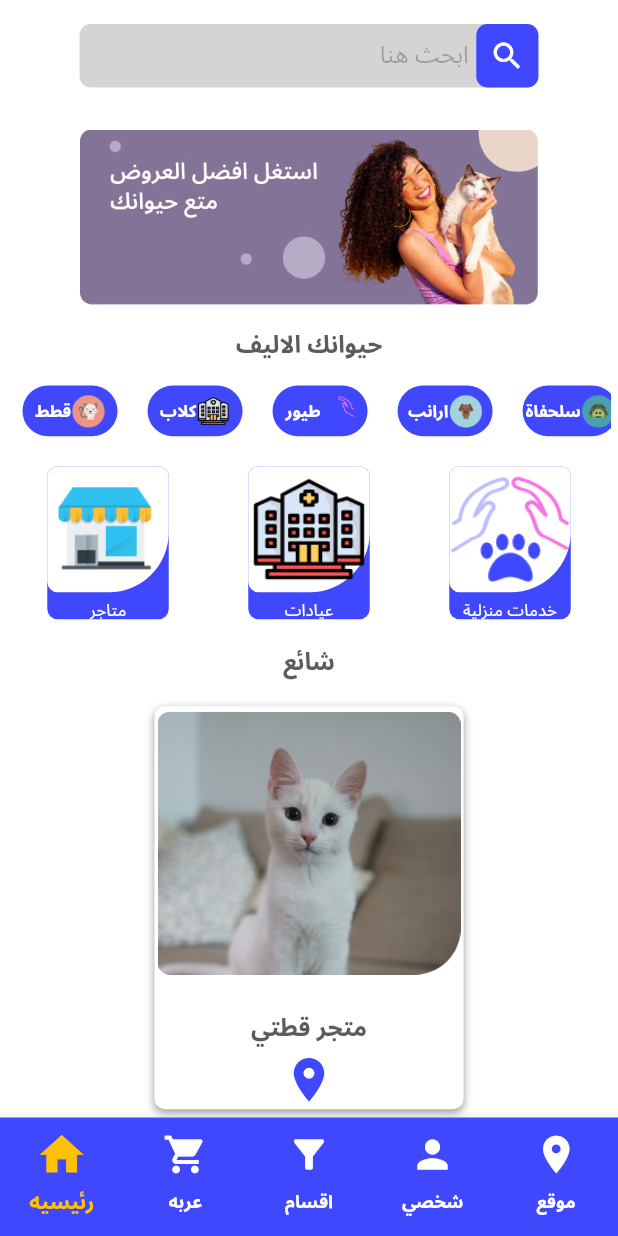
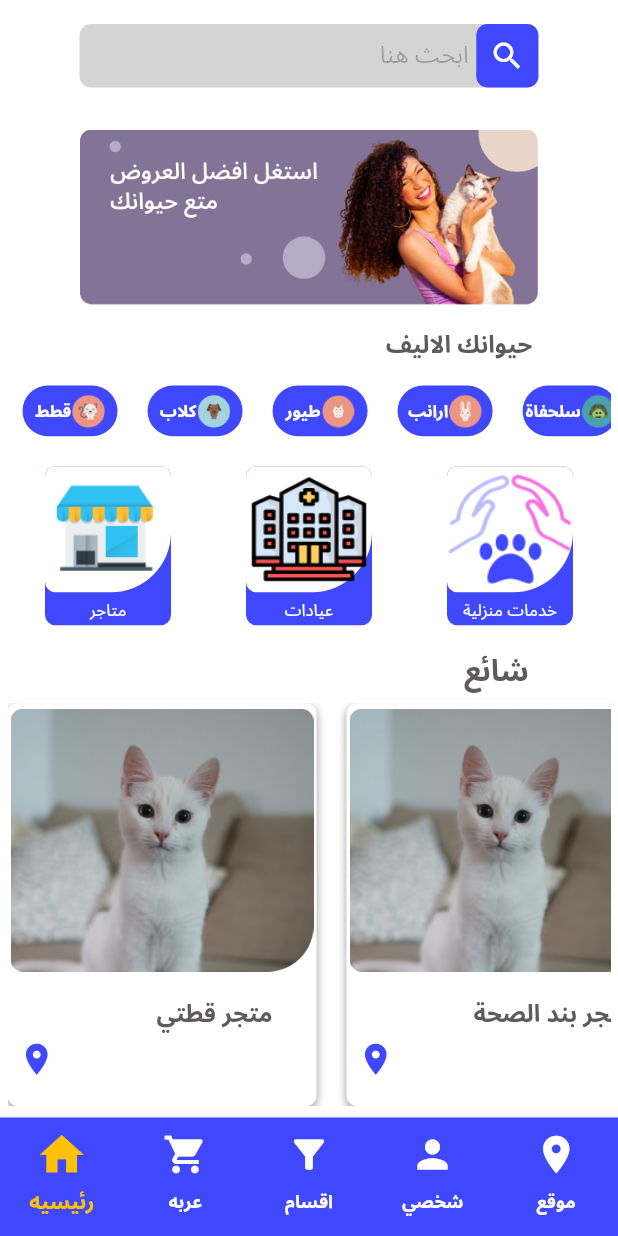
Before and after one commit to Ali-932/a_e, a Flutter app: the screen it shows after launch, on a phone screen of 412 x 824 dp. Run offline on Flutter 3.47's test engine with Material 2 defaults, Android fonts, the light colour scheme and no system bars; our stand-ins replace get, google_fonts.

Commit message:
home page update esraaa

```diff
--- a/lib/main.dart
+++ b/lib/main.dart
@@ -1,4 +1,6 @@
 import 'package:a_e/utils/navigation_bar.dart';
+import 'package:a_e/views/auth/login_view.dart';
+import 'package:a_e/views/home/home_view.dart';
 import 'package:flutter/material.dart';
 import 'package:get/get.dart';
 import 'package:google_fonts/google_fonts.dart';
--- a/lib/utils/home/home_view_utils.dart
+++ b/lib/utils/home/home_view_utils.dart
@@ -23,7 +23,6 @@ class CommonItem extends StatelessWidget {
     return Container(
       width: width,
       height: containerHeight,
-      margin: const EdgeInsets.only(bottom: 16),
       decoration: BoxDecoration(
         color: Colors.white,
         borderRadius: BorderRadius.circular(7),
@@ -47,10 +46,10 @@ class CommonItem extends StatelessWidget {
             decoration: const BoxDecoration(
               color: Colors.white,
               borderRadius: BorderRadius.only(
-                topLeft: Radius.circular(7),
-                topRight: Radius.circular(7),
-                bottomLeft: Radius.circular(7),
-                bottomRight: Radius.circular(40),
+                topLeft: Radius.circular(10),
+                topRight: Radius.circular(10),
+                bottomLeft: Radius.circular(10),
+                bottomRight: Radius.circular(60),
               ),
             ),
             child: Image.asset(
@@ -61,24 +60,26 @@ class CommonItem extends StatelessWidget {
           ),
           Expanded(
             child: Column(
-              mainAxisAlignment: MainAxisAlignment.end,
+              mainAxisAlignment: MainAxisAlignment.start,
               children: [
-                Text(
+                Padding(padding:  EdgeInsets.only(left: 70,top: 10),child: Text(
                   name,
                   style: const TextStyle(
                       fontSize: 16,
                       color: Color(0xFF5F5B5B),
                       fontWeight: FontWeight.bold),
                   overflow: TextOverflow.ellipsis, // Prevent overflow of text
-                ),
+                ),),
+
                 Row(
-                  mainAxisAlignment: MainAxisAlignment.center,
+                  crossAxisAlignment: CrossAxisAlignment.start,
                   children: const [
-                    Icon(
+                    Padding(padding: EdgeInsets.only(left:5,bottom:5 ),child: Icon(
                       Icons.location_on_sharp,
-                      size: 35,
+                      size: 25,
                       color: Color(0xff4048FD),
-                    )
+                    ),)
+
                   ],
                 )
               ],
@@ -103,8 +104,8 @@ class Category extends StatelessWidget {
   Widget build(BuildContext context) {
 
     return Container(
-      width: 81,
-      height: 102,
+      width: 84,
+      height: 106,
       decoration: BoxDecoration(
         color: const Color(0xff4048FD),
         borderRadius: BorderRadius.circular(7),
@@ -113,7 +114,7 @@ class Category extends StatelessWidget {
         mainAxisAlignment: MainAxisAlignment.center,
         children: [
           Container(
-            width: 81,
+            width: 84,
             height: 84,
             decoration: const BoxDecoration(
               color: Colors.white,
@@ -137,7 +138,7 @@ class Category extends StatelessWidget {
                   fontSize: 11.29,
                   color: Color(0xFFFFFFFF),
                   fontWeight: FontWeight.normal),
-              textDirection: TextDirection.rtl,
+              textAlign: TextAlign.center,
             ),
           ),
         ],
--- a/lib/views/auth/sign_up_view.dart
+++ b/lib/views/auth/sign_up_view.dart
@@ -1,3 +1,4 @@
+import 'package:a_e/views/home/home_view.dart';
 import 'package:flutter/material.dart';
 import 'package:get/get.dart';
 import 'package:get/get_core/src/get_main.dart';
@@ -268,7 +269,16 @@ class _SignupScreenState extends State<SignupScreen> {
             const SizedBox(
             height: 30,
           ),
-          Container(
+                GestureDetector(
+                  onTap: () {
+                    Navigator.push(
+                      context,
+                      MaterialPageRoute(
+                        builder: (context) => HomePage(), // Replace YourNextScreen with the actual screen you want to navigate to
+                      ),
+                    );
+                  },
+                  child: Container(
                     width: 113,
                     height: 45,
                     alignment: Alignment.center,
@@ -276,16 +286,18 @@ class _SignupScreenState extends State<SignupScreen> {
                       color: Color(0xff4048FD),
                       borderRadius: BorderRadius.all(Radius.circular(10.0)),
                     ),
-            child: const Text(
+                    child: Text(
                       'انشاء حساب',
                       textDirection: TextDirection.rtl,
                       style: TextStyle(
                         color: Colors.white,
                         fontSize: 16,
-                  fontWeight: FontWeight.w700),
+                        fontWeight: FontWeight.w700,
+                      ),
+                    ),
+                  ),
                 ),
 
-          ),
                 const SizedBox(
             height: 10,
           ),
--- a/lib/views/home/home_view.dart
+++ b/lib/views/home/home_view.dart
@@ -46,10 +46,10 @@ class HomePage extends StatelessWidget {
               Container(
                 height: 116.7,
                 width: 305.87,
-                child: Image.asset("assets/images/image1.jpg"),
+                child: Image.asset("assets/images/Interface_image_app.jpg"),
               ),
               const Padding(
-                padding: EdgeInsets.only(top: 10),
+                padding: EdgeInsets.only(top: 10,left: 200),
                 child: Text(
                   'حيوانك الاليف',
                   style: TextStyle(
@@ -62,14 +62,16 @@ class HomePage extends StatelessWidget {
               ),
               SingleChildScrollView(
                 scrollDirection: Axis.horizontal,
+
+
                 child: Row(
                   children: const [
-                    UpperTag(name: "قطط", imagePath: "assets/images/img_1.png"),
-                    UpperTag(name: "كلاب", imagePath: "assets/images/img_2.png"),
-                    UpperTag(name: "طيور", imagePath: "assets/images/img_3.png"),
-                    UpperTag(name: "ارانب", imagePath: "assets/images/img_4.png"),
-                    UpperTag(name: "سلحفاة", imagePath: "assets/images/img_5.png"),
-                    UpperTag(name: "قطط", imagePath: "assets/images/img_6.png"),
+                    UpperTag(name: "قطط", imagePath: "assets/images/UpperTag_image_cat.png"),
+                    UpperTag(name: "كلاب", imagePath: "assets/images/UpperTag_image_dog.png"),
+                    UpperTag(name: "طيور", imagePath: "assets/images/UpperTag_image_Hams.png"),
+                    UpperTag(name: "ارانب", imagePath: "assets/images/UpperTag_image_Rabbit.png"),
+                    UpperTag(name: "سلحفاة", imagePath: "assets/images/UpperTag_image_turtle.png"),
+
                   ],
                 ),
               ),
@@ -79,25 +81,47 @@ class HomePage extends StatelessWidget {
               Row(
                 mainAxisAlignment: MainAxisAlignment.spaceAround,
                 children: const [
-                  Category(name: 'متاجر', imagePath: 'assets/images/img.png',),
-                  Category(name: 'عيادات', imagePath: 'assets/images/img_2.png',),
-                  Category(name: 'خدمات منزلية', imagePath: 'assets/images/img_3.png',),
+                  Category(name: 'متاجر', imagePath: 'assets/images/Category_image_home.png',),
+                  Category(name: 'عيادات', imagePath: 'assets/images/Category_image_clinics.png',),
+                  Category(name: 'خدمات منزلية', imagePath: 'assets/images/Category_image_homeservice.png',),
                 ],
               ),
-              const SizedBox(
-                height: 12,
-              ),
-              const Text(
+
+              Padding(padding:  EdgeInsets.only(top: 10,left: 250),
+              child:Text(
                 'شائع',
+
                 style: TextStyle(
-                    fontSize: 16,
+                    fontSize: 20,
                     color: Color(0xFF5F5B5B),
                     fontWeight: FontWeight.bold),
+              ),),
+
+              SingleChildScrollView(
+                scrollDirection: Axis.horizontal, // Set the scroll direction to horizontal
+                child: Row(
+
+                  children: [
+                    const CommonItem(name: "متجر قطتي", imagePath: "assets/images/img_6.png",),
+                    SizedBox(
+                      width:20,
+                    ),
+
+                    const CommonItem(name: "متجر بند الصحة", imagePath: "assets/images/img_6.png",),
+                    SizedBox(
+                      width:20,
+                    ),
+                    const CommonItem(name: "متجر الحيوانات الأليفة", imagePath: "assets/images/img_6.png",),
+                    SizedBox(
+                      width:20,
+                    ),
+                  ],
+                ),
               ),
-              const SizedBox(
-                height: 12,
-              ),
-              const CommonItem(name: "متجر قطتي",imagePath: "assets/images/img_6.png",),
+
+
+
+
             ],
           ),
         ),
```
Also changed, not shown: pubspec.yaml (+10 -8 lines), assets/images/Category_image_clinics.png (renamed from assets/images/img_2.png), assets/images/Category_image_home.png (renamed from assets/images/img.png), assets/images/Category_image_homeservice.png (renamed from assets/images/img_3.png), assets/images/Interface_image_app.jpg (renamed from assets/images/image1.jpg), assets/images/UpperTag_image_Hams.png (added), assets/images/UpperTag_image_Rabbit.png (added), assets/images/UpperTag_image_cat.png (renamed from assets/images/img_1.png), assets/images/UpperTag_image_dog.png (renamed from assets/images/img_4.png), assets/images/UpperTag_image_turtle.png (renamed from assets/images/img_5.png), assets/images/image2.jpg (deleted). Lines whose indentation alone changed are shown as unchanged.
